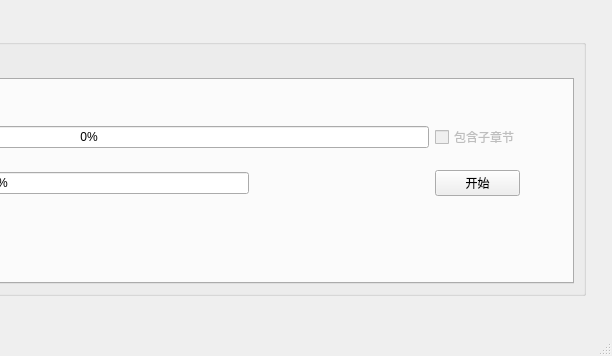
Above: ui/client.ui from pengwow/jyeoo-crawler-gui before the change; both pictures show x 385 to 997 and y 388 to 744 of the 997 by 744 pixel window. Below: the same form after it.
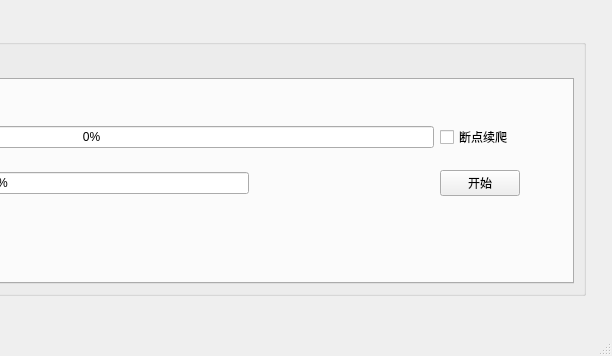
That is the form after the change.

What changed in the file:
```diff
--- a/ui/client.ui
+++ b/ui/client.ui
@@ -136,13 +136,13 @@
           <item row="0" column="3">
            <widget class="QCheckBox" name="checkBox">
             <property name="enabled">
-             <bool>false</bool>
+             <bool>true</bool>
             </property>
             <property name="text">
-             <string>包含子章节</string>
+             <string>断点续爬</string>
             </property>
             <property name="checkable">
-             <bool>true</bool>
+             <bool>false</bool>
             </property>
             <property name="checked">
              <bool>false</bool>
```
Left out of the diff: 2 changed lines with no effect on the pictures.
